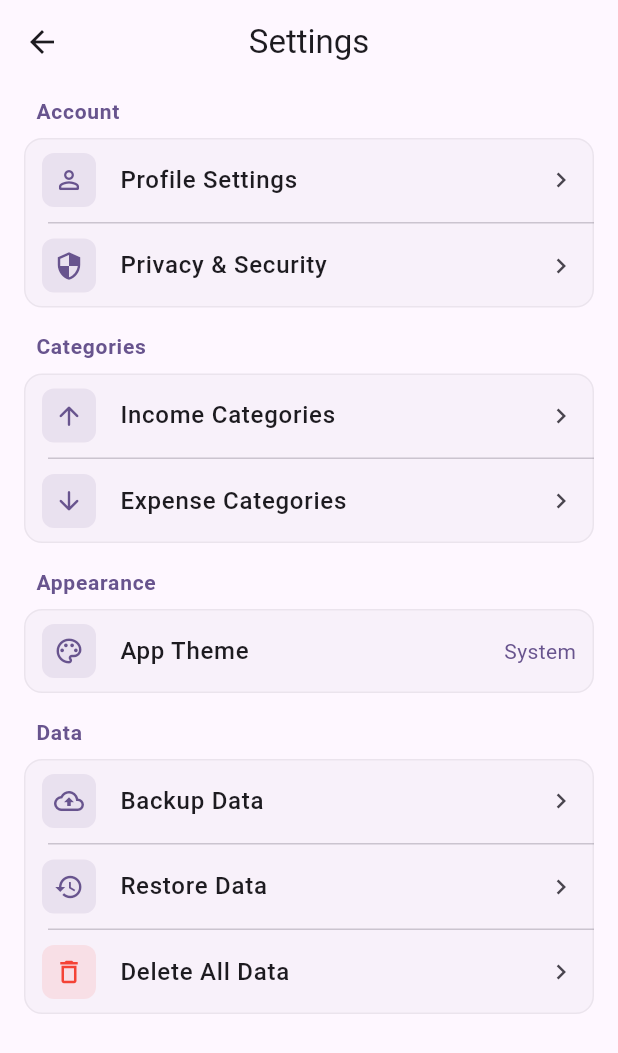
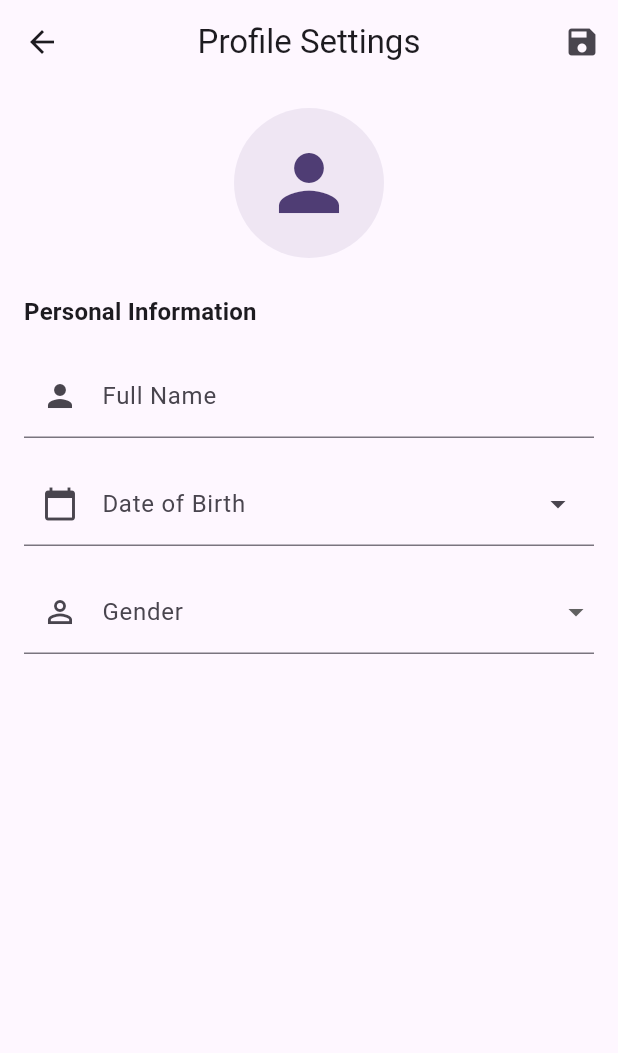
Before and after one commit to calvinchingkx/Xpenses, a Flutter app: the SettingsScreen screen opened directly, after a tap on "Profile Settings", on a phone screen of 412 x 824 dp. Shown: the top 1053 px of the screen. Run offline on Flutter 3.47's test engine with Material 3 defaults, Android fonts, the light colour scheme and no system bars; our stand-ins replace fl_chart, image_picker, permission_handler, pull_to_refresh, shared_preferences, sqflite; missing offline and left inert: google_mlkit_text_recognition; accounts and stored records are empty.

Commit message:
initial user profile

```diff
--- a/lib/database_helper.dart
+++ b/lib/database_helper.dart
@@ -109,6 +109,46 @@ class DatabaseHelper {
         subcategory TEXT
       );
     ''');
+
+    await db.execute('''CREATE TABLE user (
+      id INTEGER PRIMARY KEY AUTOINCREMENT,
+      name TEXT NOT NULL,
+      dob TEXT,
+      gender TEXT
+    )''');
+  }
+
+  // User Operations
+  Future<int> saveUserProfile(Map<String, dynamic> user) async {
+    final db = await database;
+    // First check if user exists
+    final count = Sqflite.firstIntValue(
+        await db.rawQuery('SELECT COUNT(*) FROM user')
+    ) ?? 0;
+
+    if (count == 0) {
+      return await db.insert('user', {
+        'name': user['name'],
+        'dob': user['dob'],
+        'gender': user['gender'],
+      });
+    } else {
+      return await db.update(
+        'user',
+        {
+          'name': user['name'],
+          'dob': user['dob'],
+          'gender': user['gender'],
+        },
+        where: 'id = 1',
+      );
+    }
+  }
+
+  Future<Map<String, dynamic>?> getUserProfile() async {
+    final db = await database;
+    final result = await db.query('user', limit: 1);
+    return result.isNotEmpty ? result.first : null;
   }
 
   //Account Operations
@@ -1033,6 +1073,4 @@ class DatabaseHelper {
     }
     return null;
   }
-
-
 }
--- a/lib/setting.dart
+++ b/lib/setting.dart
@@ -3,6 +3,7 @@ import 'package:provider/provider.dart';
 import 'category_screen.dart';
 import 'theme_provider.dart';
 import 'services/data_service.dart';
+import 'user_profile.dart';
 
 class SettingsScreen extends StatelessWidget {
   const SettingsScreen({Key? key}) : super(key: key);
@@ -202,7 +203,12 @@ class SettingsScreen extends StatelessWidget {
                 context,
                 icon: Icons.person_outline_rounded,
                 title: 'Profile Settings',
-                onTap: () {},
+                onTap: () {
+                  Navigator.push(
+                    context,
+                    MaterialPageRoute(builder: (context) => const ProfileScreen()),
+                  );
+                },
               ),
               const Divider(height: 1, indent: 16),
               _buildSettingTile(
--- /dev/null
+++ b/lib/user_profile.dart
@@ -0,0 +1,185 @@
+import 'package:flutter/material.dart';
+import 'package:intl/intl.dart';
+import 'package:provider/provider.dart';
+import 'database_helper.dart';
+
+class ProfileScreen extends StatefulWidget {
+  const ProfileScreen({Key? key}) : super(key: key);
+
+  @override
+  State<ProfileScreen> createState() => _ProfileScreenState();
+}
+
+class _ProfileScreenState extends State<ProfileScreen> {
+  final _formKey = GlobalKey<FormState>();
+  late TextEditingController _nameController;
+  late TextEditingController _dobController;
+  String? _selectedGender;
+  final DatabaseHelper _dbHelper = DatabaseHelper();
+
+  @override
+  void initState() {
+    super.initState();
+    _nameController = TextEditingController();
+    _dobController = TextEditingController();
+    _loadUserData();
+  }
+
+  @override
+  void dispose() {
+    _nameController.dispose();
+    _dobController.dispose();
+    super.dispose();
+  }
+
+  Future<void> _loadUserData() async {
+    final user = await _dbHelper.getUserProfile();
+    if (user != null) {
+      setState(() {
+        _nameController.text = user['name'] as String? ?? '';
+        if (user['dob'] != null) {
+          _dobController.text = user['dob'] as String;
+        }
+        _selectedGender = user['gender'] as String?;
+      });
+    }
+  }
+
+  Future<void> _saveProfile() async {
+    if (_formKey.currentState!.validate()) {
+      await _dbHelper.saveUserProfile({
+        'name': _nameController.text,
+        'dob': _dobController.text,
+        'gender': _selectedGender,
+      });
+
+      ScaffoldMessenger.of(context).showSnackBar(
+        const SnackBar(content: Text('Profile saved successfully')),
+      );
+      Navigator.pop(context);
+    }
+  }
+
+  Future<void> _selectDate(BuildContext context) async {
+    final DateTime? picked = await showDatePicker(
+      context: context,
+      initialDate: _dobController.text.isNotEmpty
+          ? DateFormat('yyyy-MM-dd').parse(_dobController.text)
+          : DateTime.now(),
+      firstDate: DateTime(1900),
+      lastDate: DateTime.now(),
+    );
+    if (picked != null) {
+      setState(() {
+        _dobController.text = DateFormat('yyyy-MM-dd').format(picked);
+      });
+    }
+  }
+
+  @override
+  Widget build(BuildContext context) {
+    final theme = Theme.of(context);
+
+    return Scaffold(
+      appBar: AppBar(
+        title: const Text('Profile Settings'),
+        centerTitle: true,
+        actions: [
+          IconButton(
+            icon: const Icon(Icons.save),
+            onPressed: _saveProfile,
+          ),
+        ],
+      ),
+      body: SingleChildScrollView(
+        padding: const EdgeInsets.all(16),
+        child: Form(
+          key: _formKey,
+          child: Column(
+            crossAxisAlignment: CrossAxisAlignment.start,
+            children: [
+              // Profile Picture Section (simplified)
+              Center(
+                child: CircleAvatar(
+                  radius: 50,
+                  backgroundColor: theme.colorScheme.primary.withOpacity(0.1),
+                  child: const Icon(Icons.person, size: 60),
+                ),
+              ),
+              const SizedBox(height: 24),
+
+              // Personal Information Section
+              Text(
+                'Personal Information',
+                style: theme.textTheme.titleMedium?.copyWith(
+                  fontWeight: FontWeight.bold,
+                ),
+              ),
+              const SizedBox(height: 16),
+              TextFormField(
+                controller: _nameController,
+                decoration: const InputDecoration(
+                  labelText: 'Full Name',
+                  prefixIcon: Icon(Icons.person),
+                ),
+                validator: (value) {
+                  if (value == null || value.isEmpty) {
+                    return 'Please enter your name';
+                  }
+                  return null;
+                },
+              ),
+              const SizedBox(height: 16),
+              TextFormField(
+                controller: _dobController,
+                decoration: InputDecoration(
+                  labelText: 'Date of Birth',
+                  prefixIcon: const Icon(Icons.calendar_today),
+                  suffixIcon: IconButton(
+                    icon: const Icon(Icons.arrow_drop_down),
+                    onPressed: () => _selectDate(context),
+                  ),
+                ),
+                readOnly: true,
+                onTap: () => _selectDate(context),
+              ),
+              const SizedBox(height: 16),
+              DropdownButtonFormField<String>(
+                value: _selectedGender,
+                decoration: const InputDecoration(
+                  labelText: 'Gender',
+                  prefixIcon: Icon(Icons.person_outline),
+                ),
+                items: const [
+                  DropdownMenuItem(
+                    value: 'Male',
+                    child: Text('Male'),
+                  ),
+                  DropdownMenuItem(
+                    value: 'Female',
+                    child: Text('Female'),
+                  ),
+                  DropdownMenuItem(
+                    value: 'Other',
+                    child: Text('Other'),
+                  ),
+                ],
+                onChanged: (value) {
+                  setState(() {
+                    _selectedGender = value;
+                  });
+                },
+                validator: (value) {
+                  if (value == null) {
+                    return 'Please select your gender';
+                  }
+                  return null;
+                },
+              ),
+            ],
+          ),
+        ),
+      ),
+    );
+  }
+}
```
